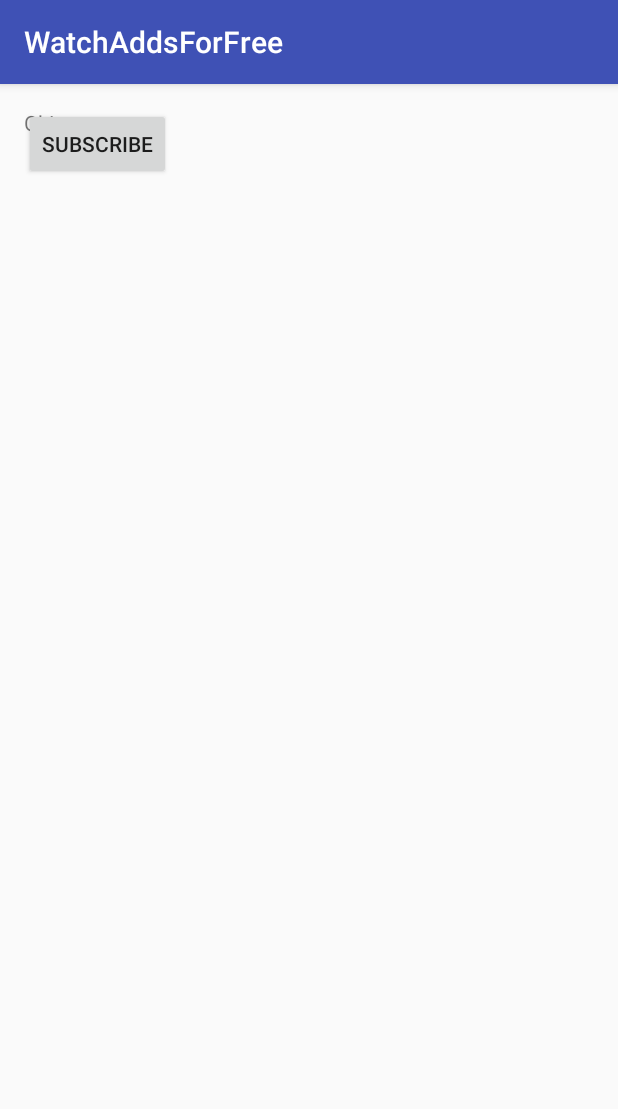
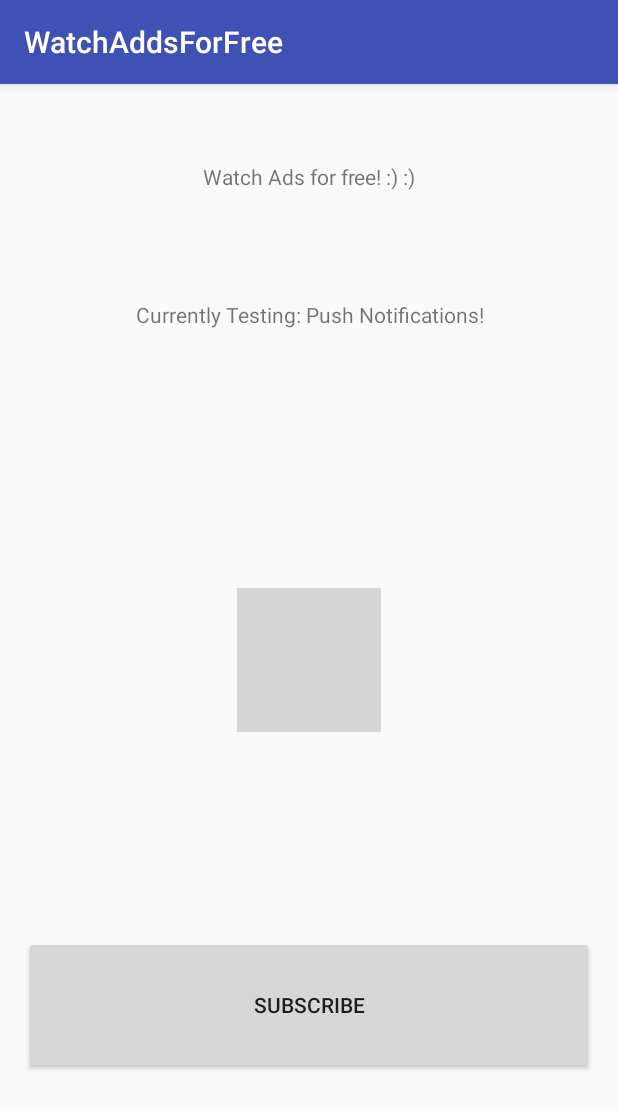
Before and after one commit to cryptonym0/WatchAddsForFree, an Android app: the screen it shows after launch (MainActivity), on a phone screen of 412 x 824 dp. Shown: the top 1109 px of the screen. Run offline under Robolectric (Android 15) with nearby library versions, the phone set to English and light mode, and no system bars; our stand-ins replace AdMob; grey boxes are pictures that could not be loaded.

Commit message:
new push icon

```diff
--- a/app/src/main/AndroidManifest.xml
+++ b/app/src/main/AndroidManifest.xml
@@ -6,7 +6,7 @@
 
     <application
         android:allowBackup="true"
-        android:icon="@mipmap/ic_launcher"
+        android:icon="@drawable/char_c_lose"
         android:label="@string/app_name"
         android:supportsRtl="true"
         android:theme="@style/AppTheme">
--- a/app/src/main/res/layout/activity_main.xml
+++ b/app/src/main/res/layout/activity_main.xml
@@ -1,7 +1,8 @@
 <?xml version="1.0" encoding="utf-8"?>
-<RelativeLayout xmlns:android="http://schemas.android.com/apk/res/android"
+<LinearLayout xmlns:android="http://schemas.android.com/apk/res/android"
     xmlns:tools="http://schemas.android.com/tools"
     xmlns:ads="http://schemas.android.com/apk/res-auto"
+    android:orientation="vertical"
 
 
     android:id="@+id/activity_main"
@@ -11,29 +12,76 @@
     android:paddingLeft="@dimen/activity_horizontal_margin"
     android:paddingRight="@dimen/activity_horizontal_margin"
     android:paddingTop="@dimen/activity_vertical_margin"
+    android:weightSum="8"
     tools:context="com.cryptonym0.watchaddsforfree.MainActivity">
 
     <TextView
+        android:layout_width="match_parent"
+        android:layout_height="0dp"
+        android:layout_weight="1"
+        android:layout_gravity="center"
+        android:gravity="center"
+        android:text="Watch Ads for free! :) :)" />
+
+    <TextView
+        android:layout_width="match_parent"
+        android:layout_height="0dp"
+        android:layout_weight="1"
+        android:layout_gravity="center"
+        android:gravity="center"
+        android:text="Currently Testing: Push Notifications!" />
+
+    <FrameLayout
+        android:layout_width="match_parent"
+        android:layout_height="0dp"
+        android:layout_weight="4">
+
+
+
+        <ImageView
+            android:id="@+id/imageView"
             android:layout_width="wrap_content"
             android:layout_height="wrap_content"
-        android:text="Ok!" />
+            android:layout_gravity="center"
+            ads:srcCompat="@drawable/char_c_lose" />
+
+    </FrameLayout>
+
+    <LinearLayout
+        android:layout_width="match_parent"
+        android:layout_height="0dp"
+        android:layout_weight="1"
+        android:weightSum="1"
+        android:orientation="horizontal">
 
         <Button
-        android:layout_width="wrap_content"
-        android:layout_height="wrap_content"
-        android:text="Subscribe"
             android:id="@+id/subBTN"
+            android:layout_width="match_parent"
+            android:layout_height="match_parent"
             android:layout_alignParentLeft="true"
-        android:layout_alignParentStart="true" />
+            android:layout_alignParentStart="true"
+            android:layout_weight="1"
+            android:text="Subscribe" />
+
+    </LinearLayout>
+
+    <LinearLayout
+        android:layout_width="match_parent"
+        android:layout_height="0dp"
+        android:layout_weight="1"
+        android:orientation="horizontal">
 
         <com.google.android.gms.ads.AdView
             android:id="@+id/adView"
             android:layout_width="wrap_content"
             android:layout_height="wrap_content"
+            android:layout_alignParentBottom="true"
             android:layout_centerHorizontal="true"
-        android:layout_alignParentBottom="true"
+            android:layout_weight="1"
             ads:adSize="BANNER"
-        ads:adUnitId="@string/banner_ad_unit_id">
-    </com.google.android.gms.ads.AdView>
+            ads:adUnitId="@string/banner_ad_unit_id"></com.google.android.gms.ads.AdView>
+    </LinearLayout>
 
-</RelativeLayout>
+
+
+</LinearLayout>
```
Lines whose indentation alone changed are shown as unchanged.
